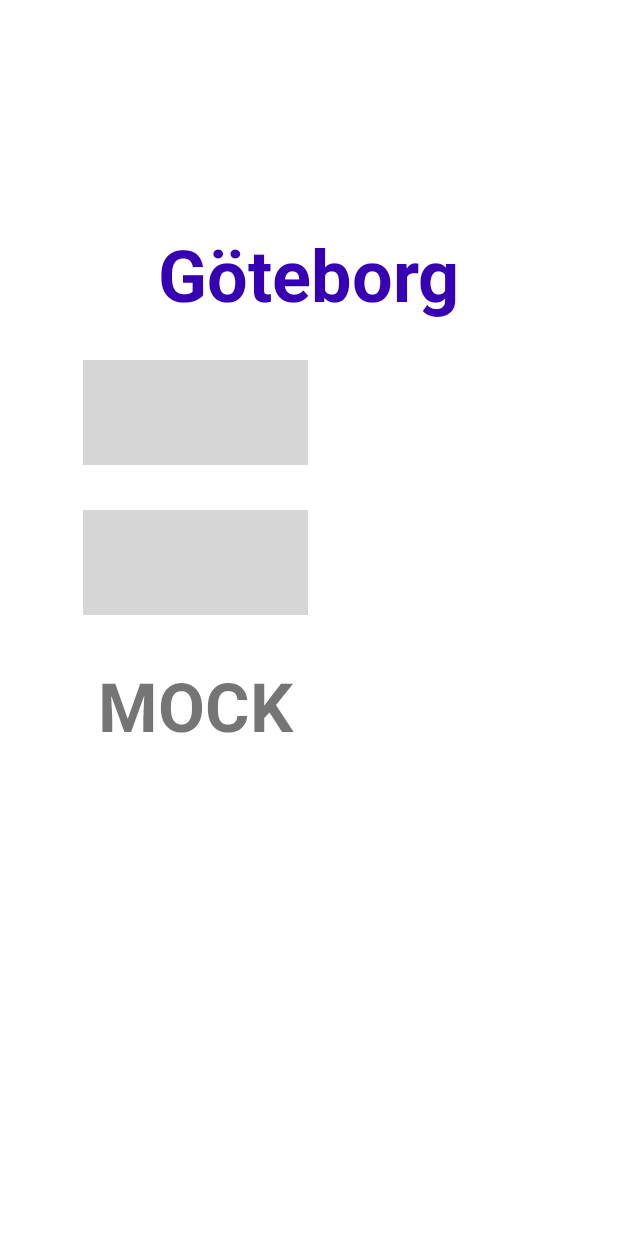
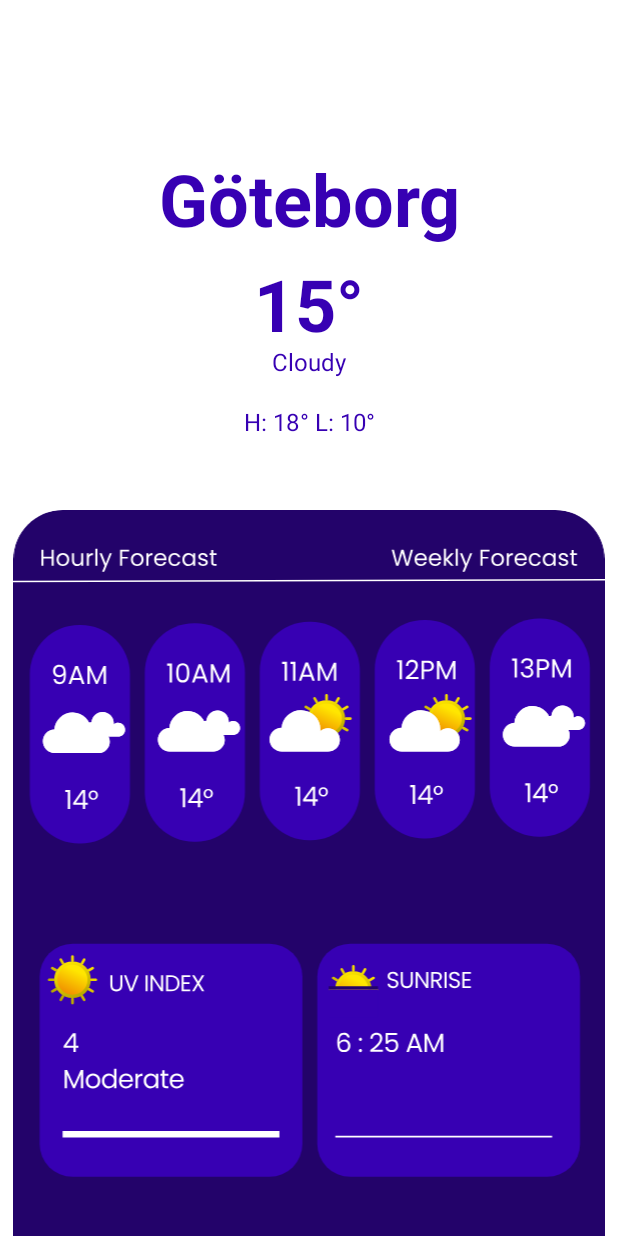
Before and after one commit to antonsvaren/DAT257-DIT257-MANDALORE, an Android app: the layout fragment_overview.xml on its own in the app's theme, with its tools: preview values and no code run, on a phone screen of 412 x 824 dp. Run offline under Robolectric (Android 15) with nearby library versions, the phone set to English and light mode, and no system bars.

Commit message:
Add some overview functionality

```diff
--- a/uWeather/app/src/main/res/layout/fragment_overview.xml
+++ b/uWeather/app/src/main/res/layout/fragment_overview.xml
@@ -1,5 +1,6 @@
 <?xml version="1.0" encoding="utf-8"?>
 <FrameLayout xmlns:android="http://schemas.android.com/apk/res/android"
+    xmlns:app="http://schemas.android.com/apk/res-auto"
     android:layout_width="match_parent"
     android:layout_height="match_parent">
 
@@ -7,69 +8,53 @@
         android:id="@+id/city"
         android:layout_width="300dp"
         android:layout_height="70dp"
-        android:layout_marginStart="55dp"
-        android:layout_marginTop="150dp"
+        android:layout_gravity="center_horizontal"
+        android:layout_marginTop="100dp"
         android:textAlignment="center"
-        android:text="Göteborg"
+        android:text="@string/city"
         android:textColor="@color/purple_700"
         android:textSize="48dp"
         android:textStyle="bold" />
 
-    <ImageView
-        android:id="@+id/smhilogo"
-        android:layout_width="150dp"
-        android:layout_height="70dp"
-        android:layout_marginStart="55dp"
-        android:layout_marginTop="240dp"
-        android:foreground="@mipmap/smhi_logo_foreground" />
-
     <TextView
-        android:id="@+id/smhitemp"
-        android:layout_width="100dp"
-        android:layout_height="70dp"
-        android:layout_marginStart="250dp"
-        android:layout_marginTop="240dp"
+        android:id="@+id/degrees"
+        android:layout_width="300dp"
+        android:layout_height="60dp"
+        android:layout_gravity="center_horizontal"
+        android:layout_marginTop="170dp"
         android:textAlignment="center"
-        android:textSize="30sp"
-        android:textStyle="bold" />
-
-    <ImageView
-        android:id="@+id/yrlogo"
-        android:layout_width="150dp"
-        android:layout_height="70dp"
-        android:layout_marginStart="55dp"
-        android:layout_marginTop="340dp"
-        android:foreground="@mipmap/yr_logo_foreground" />
-
-    <TextView
-        android:id="@+id/yrtemp"
-        android:layout_width="100dp"
-        android:layout_height="70dp"
-        android:layout_marginStart="250dp"
-        android:layout_marginTop="340dp"
-        android:textAlignment="center"
-        android:textSize="30sp"
+        android:text="@string/degrees"
+        android:textColor="@color/purple_700"
+        android:textSize="48dp"
         android:textStyle="bold" />
 
     <TextView
-        android:id="@+id/mocktext"
-        android:layout_width="150dp"
-        android:layout_height="70dp"
-        android:layout_marginStart="55dp"
-        android:layout_marginTop="440dp"
-        android:text="@string/mock"
+        android:id="@+id/weather"
+        android:layout_width="300dp"
+        android:layout_height="25dp"
+        android:layout_gravity="center_horizontal"
+        android:layout_marginTop="230dp"
         android:textAlignment="center"
-        android:textSize="45sp"
-        android:textStyle="bold" />
+        android:text="@string/weather"
+        android:textColor="@color/purple_700"
+        android:textSize="16dp" />
 
     <TextView
-        android:id="@+id/mocktemp"
-        android:layout_width="100dp"
-        android:layout_height="70dp"
-        android:layout_marginStart="250dp"
-        android:layout_marginTop="440dp"
+        android:id="@+id/high_to_low_degrees"
+        android:layout_width="300dp"
+        android:layout_height="25dp"
+        android:layout_gravity="center_horizontal"
+        android:layout_marginTop="270dp"
         android:textAlignment="center"
-        android:textSize="30sp"
-        android:textStyle="bold" />
+        android:text="@string/high_to_low_degrees"
+        android:textColor="@color/purple_700"
+        android:textSize="16dp" />
+
+    <ImageView
+        android:id="@+id/imageView4"
+        android:layout_width="match_parent"
+        android:layout_height="match_parent"
+        android:layout_marginTop="340dp"
+        app:srcCompat="@drawable/continue_city_forecast" />
 
 </FrameLayout>
```
Also changed, not shown: uWeather/app/src/main/java/dit257/mandalore/uweather/OverviewFragment.kt (+4 -15 lines), uWeather/app/src/main/res/layout/city_forecast_imageview_only.xml (deleted, +0 -15 lines), uWeather/app/src/main/res/layout/city_forescast.xml (deleted, +0 -59 lines), uWeather/app/src/main/res/layout/content_main.xml (+14 -14 lines).
